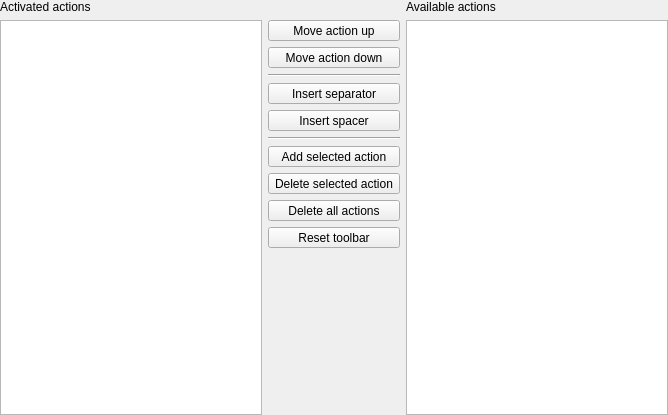
This is src/librssguard/gui/toolbars/toolbareditor.ui in martinrotter/rssguard as Qt 5 draws it before an edit. The edited form follows.
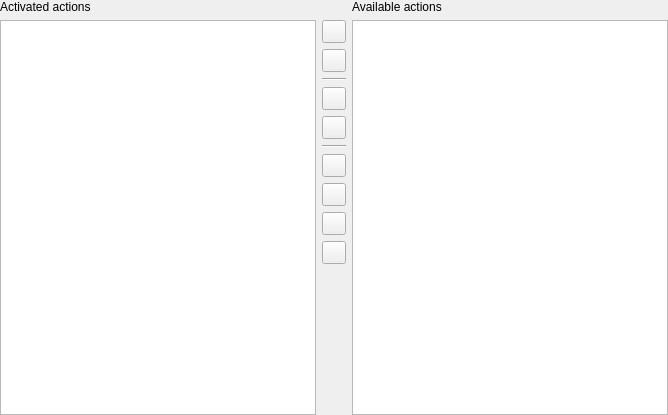
This is the edited form.

Commit message: tweak toolbar editor a bit

The edit to the form file:
```diff
--- a/src/librssguard/gui/toolbars/toolbareditor.ui
+++ b/src/librssguard/gui/toolbars/toolbareditor.ui
@@ -72,18 +72,9 @@
          <verstretch>0</verstretch>
         </sizepolicy>
        </property>
-       <property name="text">
+       <property name="toolTip">
         <string>Move action up</string>
        </property>
-       <property name="iconSize">
-        <size>
-         <width>22</width>
-         <height>22</height>
-        </size>
-       </property>
-       <property name="toolButtonStyle">
-        <enum>Qt::ToolButtonTextUnderIcon</enum>
-       </property>
       </widget>
      </item>
      <item>
@@ -94,18 +85,9 @@
          <verstretch>0</verstretch>
         </sizepolicy>
        </property>
-       <property name="text">
+       <property name="toolTip">
         <string>Move action down</string>
        </property>
-       <property name="iconSize">
-        <size>
-         <width>22</width>
-         <height>22</height>
-        </size>
-       </property>
-       <property name="toolButtonStyle">
-        <enum>Qt::ToolButtonTextUnderIcon</enum>
-       </property>
       </widget>
      </item>
      <item>
@@ -123,18 +105,9 @@
          <verstretch>0</verstretch>
         </sizepolicy>
        </property>
-       <property name="text">
+       <property name="toolTip">
         <string>Insert separator</string>
        </property>
-       <property name="iconSize">
-        <size>
-         <width>22</width>
-         <height>22</height>
-        </size>
-       </property>
-       <property name="toolButtonStyle">
-        <enum>Qt::ToolButtonTextUnderIcon</enum>
-       </property>
       </widget>
      </item>
      <item>
@@ -145,18 +118,9 @@
          <verstretch>0</verstretch>
         </sizepolicy>
        </property>
-       <property name="text">
+       <property name="toolTip">
         <string>Insert spacer</string>
        </property>
-       <property name="iconSize">
-        <size>
-         <width>22</width>
-         <height>22</height>
-        </size>
-       </property>
-       <property name="toolButtonStyle">
-        <enum>Qt::ToolButtonTextUnderIcon</enum>
-       </property>
       </widget>
      </item>
      <item>
@@ -174,18 +138,9 @@
          <verstretch>0</verstretch>
         </sizepolicy>
        </property>
-       <property name="text">
+       <property name="toolTip">
         <string>Add selected action</string>
        </property>
-       <property name="iconSize">
-        <size>
-         <width>22</width>
-         <height>22</height>
-        </size>
-       </property>
-       <property name="toolButtonStyle">
-        <enum>Qt::ToolButtonTextUnderIcon</enum>
-       </property>
       </widget>
      </item>
      <item>
@@ -196,18 +151,9 @@
          <verstretch>0</verstretch>
         </sizepolicy>
        </property>
-       <property name="text">
+       <property name="toolTip">
         <string>Delete selected action</string>
        </property>
-       <property name="iconSize">
-        <size>
-         <width>22</width>
-         <height>22</height>
-        </size>
-       </property>
-       <property name="toolButtonStyle">
-        <enum>Qt::ToolButtonTextUnderIcon</enum>
-       </property>
       </widget>
      </item>
      <item>
@@ -218,18 +164,9 @@
          <verstretch>0</verstretch>
         </sizepolicy>
        </property>
-       <property name="text">
+       <property name="toolTip">
         <string>Delete all actions</string>
        </property>
-       <property name="iconSize">
-        <size>
-         <width>22</width>
-         <height>22</height>
-        </size>
-       </property>
-       <property name="toolButtonStyle">
-        <enum>Qt::ToolButtonTextUnderIcon</enum>
-       </property>
       </widget>
      </item>
      <item>
@@ -240,18 +177,9 @@
          <verstretch>0</verstretch>
         </sizepolicy>
        </property>
-       <property name="text">
+       <property name="toolTip">
         <string>Reset toolbar</string>
        </property>
-       <property name="iconSize">
-        <size>
-         <width>22</width>
-         <height>22</height>
-        </size>
-       </property>
-       <property name="toolButtonStyle">
-        <enum>Qt::ToolButtonTextUnderIcon</enum>
-       </property>
       </widget>
      </item>
      <item>
```
The commit also changes 2 other files.
